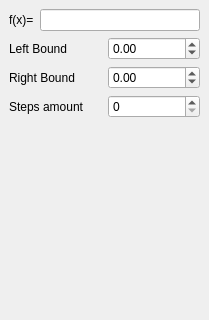
Old version of the form ui/parameters_dock.ui in the repository Nekson228/GeneticInterpolation; both pictures show x 0 to 209 and y 0 to 320 of the 209 by 458 pixel window.
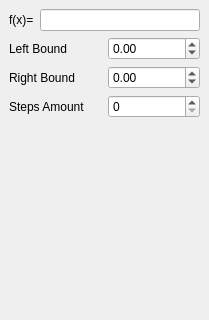
New version of the form. Icons and pictures are not drawn.

```diff
--- a/ui/parameters_dock.ui
+++ b/ui/parameters_dock.ui
@@ -80,7 +80,7 @@
       <item>
        <widget class="QLabel" name="stepsAmountLabel">
         <property name="text">
-         <string>Steps amount</string>
+         <string>Steps Amount</string>
         </property>
        </widget>
       </item>
```
Left out of the diff: 2 changed lines with no effect on the pictures.
